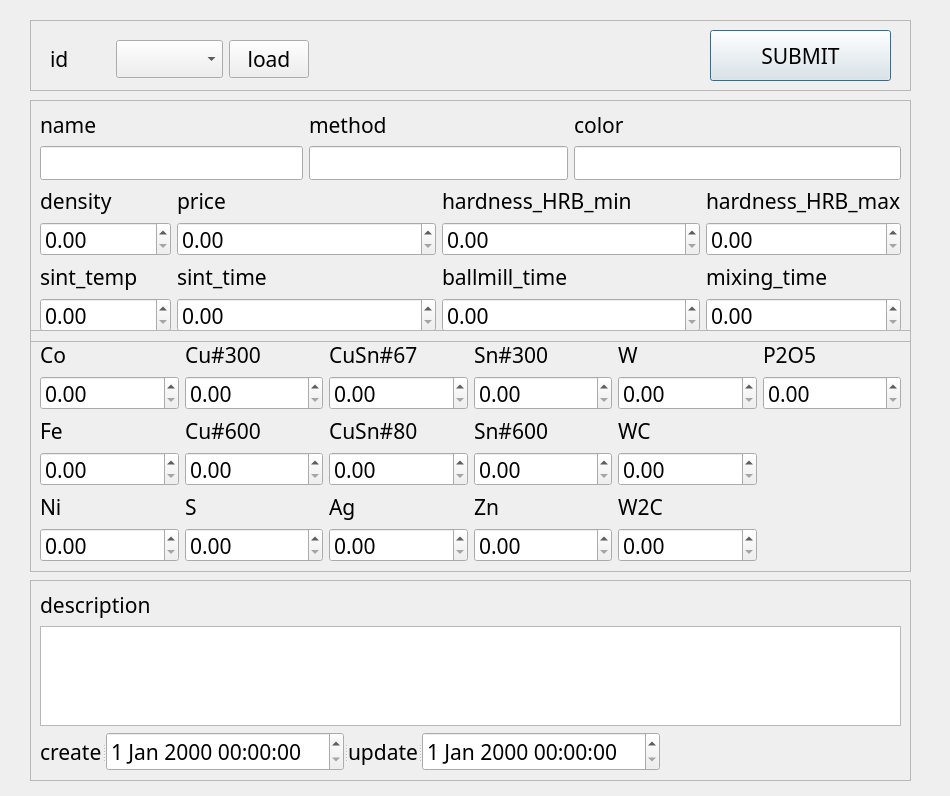
Before: the Qt Designer form ui/bondDialog.ui in SuhYeoJee/OrderManager, drawn with Qt 5.
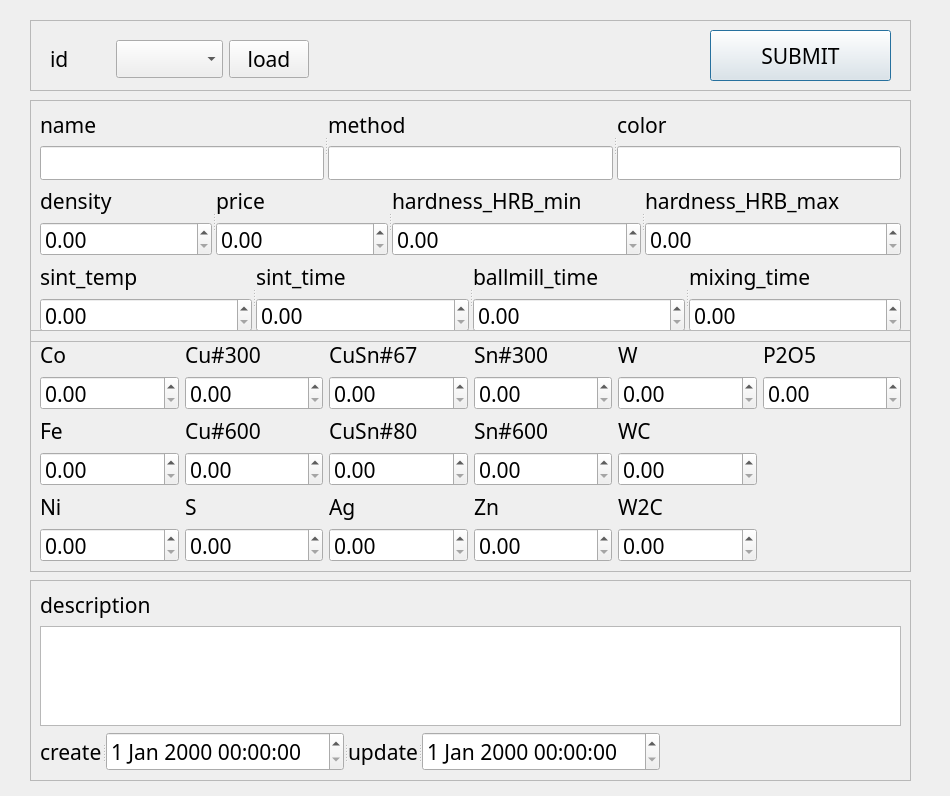
After: the same form once the commit is applied.

Patch:
```diff
--- a/ui/bondDialog.ui
+++ b/ui/bondDialog.ui
@@ -35,7 +35,12 @@
     <enum>QFrame::Raised</enum>
    </property>
    <layout class="QGridLayout" name="gridLayout">
-    <item row="0" column="0" colspan="2">
+    <item row="0" column="0">
+     <widget class="QSplitter" name="splitter_2">
+      <property name="orientation">
+       <enum>Qt::Horizontal</enum>
+      </property>
+      <widget class="QWidget" name="">
      <layout class="QVBoxLayout" name="verticalLayout_5">
       <item>
        <widget class="QLabel" name="label_14">
@@ -48,8 +53,8 @@
        <widget class="QLineEdit" name="nameLineEdit"/>
       </item>
      </layout>
-    </item>
-    <item row="0" column="2" colspan="2">
+      </widget>
+      <widget class="QWidget" name="">
      <layout class="QVBoxLayout" name="verticalLayout_12">
       <item>
        <widget class="QLabel" name="label_28">
@@ -62,8 +67,8 @@
        <widget class="QLineEdit" name="methodLineEdit"/>
       </item>
      </layout>
-    </item>
-    <item row="0" column="4" colspan="2">
+      </widget>
+      <widget class="QWidget" name="">
      <layout class="QVBoxLayout" name="verticalLayout_8">
       <item>
        <widget class="QLabel" name="label_20">
@@ -76,8 +81,15 @@
        <widget class="QLineEdit" name="colorLineEdit"/>
       </item>
      </layout>
+      </widget>
+     </widget>
     </item>
     <item row="1" column="0">
+     <widget class="QSplitter" name="splitter_3">
+      <property name="orientation">
+       <enum>Qt::Horizontal</enum>
+      </property>
+      <widget class="QWidget" name="">
      <layout class="QVBoxLayout" name="verticalLayout_3">
       <item>
        <widget class="QLabel" name="label_21">
@@ -97,8 +109,8 @@
        </widget>
       </item>
      </layout>
-    </item>
-    <item row="1" column="1" colspan="2">
+      </widget>
+      <widget class="QWidget" name="">
      <layout class="QVBoxLayout" name="verticalLayout">
       <item>
        <widget class="QLabel" name="label_13">
@@ -118,8 +130,8 @@
        </widget>
       </item>
      </layout>
-    </item>
-    <item row="1" column="3" colspan="2">
+      </widget>
+      <widget class="QWidget" name="">
      <layout class="QVBoxLayout" name="verticalLayout_10">
       <item>
        <widget class="QLabel" name="label_26">
@@ -139,8 +151,8 @@
        </widget>
       </item>
      </layout>
-    </item>
-    <item row="1" column="5">
+      </widget>
+      <widget class="QWidget" name="">
      <layout class="QVBoxLayout" name="verticalLayout_11">
       <item>
        <widget class="QLabel" name="label_27">
@@ -160,8 +172,15 @@
        </widget>
       </item>
      </layout>
+      </widget>
+     </widget>
     </item>
     <item row="2" column="0">
+     <widget class="QSplitter" name="splitter_4">
+      <property name="orientation">
+       <enum>Qt::Horizontal</enum>
+      </property>
+      <widget class="QWidget" name="">
      <layout class="QVBoxLayout" name="verticalLayout_4">
       <item>
        <widget class="QLabel" name="label_22">
@@ -181,8 +200,8 @@
        </widget>
       </item>
      </layout>
-    </item>
-    <item row="2" column="1" colspan="2">
+      </widget>
+      <widget class="QWidget" name="">
      <layout class="QVBoxLayout" name="verticalLayout_6">
       <item>
        <widget class="QLabel" name="label_23">
@@ -202,8 +221,8 @@
        </widget>
       </item>
      </layout>
-    </item>
-    <item row="2" column="3" colspan="2">
+      </widget>
+      <widget class="QWidget" name="">
      <layout class="QVBoxLayout" name="verticalLayout_9">
       <item>
        <widget class="QLabel" name="label_25">
@@ -223,8 +242,8 @@
        </widget>
       </item>
      </layout>
-    </item>
-    <item row="2" column="5">
+      </widget>
+      <widget class="QWidget" name="">
      <layout class="QVBoxLayout" name="verticalLayout_7">
       <item>
        <widget class="QLabel" name="label_24">
@@ -244,6 +263,8 @@
        </widget>
       </item>
      </layout>
+      </widget>
+     </widget>
     </item>
    </layout>
   </widget>
```
Lines whose indentation alone changed are shown as unchanged.
